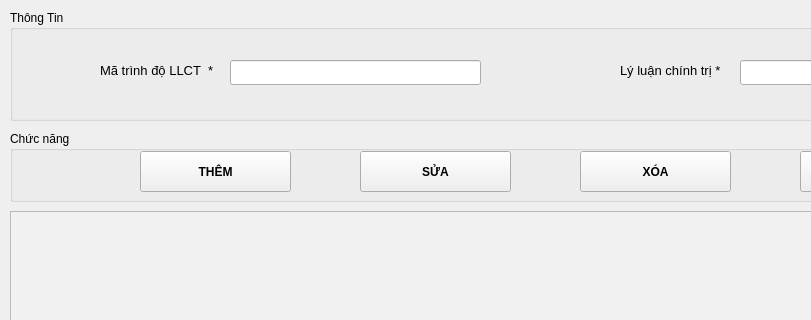
This is ui/FormLyLuanChinhTri.ui in namchuminh/PyQT5_QLDangVien as Qt 5 draws it before an edit; both pictures show x 0 to 811 and y 0 to 320 of the 1101 by 681 pixel window. The edited form follows.
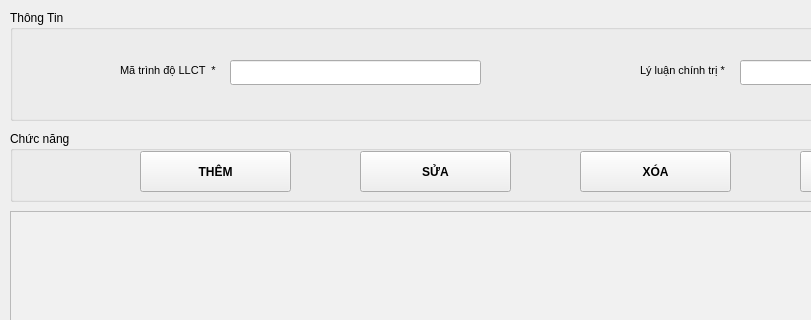
This is the edited form.

```diff
--- a/ui/FormLyLuanChinhTri.ui
+++ b/ui/FormLyLuanChinhTri.ui
@@ -38,15 +38,15 @@
    <widget class="QLabel" name="label">
     <property name="geometry">
      <rect>
-      <x>90</x>
+      <x>110</x>
       <y>50</y>
-      <width>161</width>
+      <width>101</width>
       <height>21</height>
      </rect>
     </property>
     <property name="font">
      <font>
-      <pointsize>10</pointsize>
+      <pointsize>8</pointsize>
      </font>
     </property>
     <property name="text">
@@ -56,15 +56,15 @@
    <widget class="QLabel" name="label_2">
     <property name="geometry">
      <rect>
-      <x>610</x>
+      <x>630</x>
       <y>50</y>
-      <width>101</width>
+      <width>91</width>
       <height>21</height>
      </rect>
     </property>
     <property name="font">
      <font>
-      <pointsize>10</pointsize>
+      <pointsize>8</pointsize>
      </font>
     </property>
     <property name="text">
```
